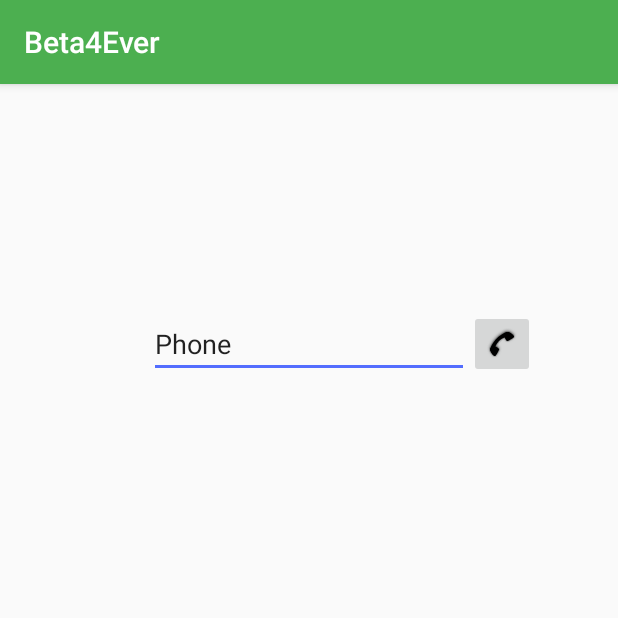
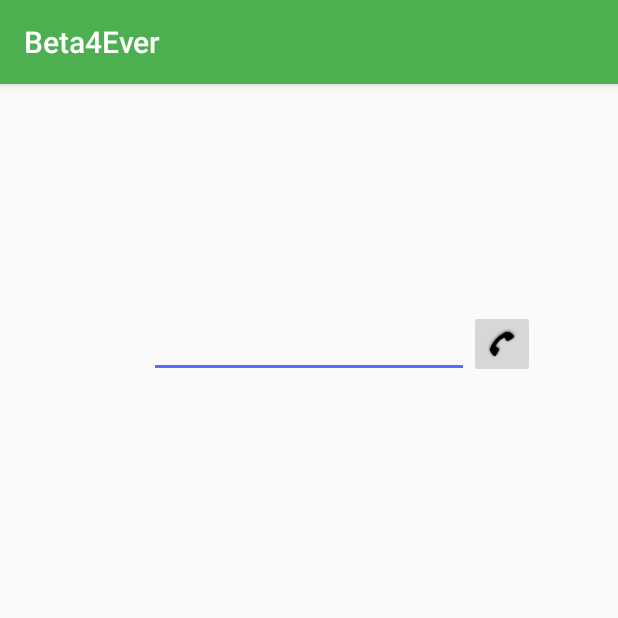
Before and after one commit to Leandro-Ariso/App0, an Android app: the SecondActivity screen opened directly, with no data from a screen before it, after a tap on an icon or button, on a phone screen of 412 x 824 dp, the top half of it. Run offline under Robolectric (Android 15) with nearby library versions, the phone set to English and light mode, and no system bars.

Commit message:
01-10-18

```diff
--- a/app/src/main/java/multivac/app0/SecondActivity.java
+++ b/app/src/main/java/multivac/app0/SecondActivity.java
@@ -32,7 +32,7 @@ public class SecondActivity extends AppCompatActivity {
             public void onClick(View view) {
                 String phoneNumber = phoneEditText.getText().toString();
 
-                if (phoneNumber != null) {
+                if (phoneNumber != null && !phoneNumber.isEmpty()) {
                     //Pedir el permiso de hacer llamadas.
                     requestPermissions(new String[]{Manifest.permission.CALL_PHONE}, PHONE_CALL_CODE);
                 } else {
--- a/app/src/main/res/layout/activity_second.xml
+++ b/app/src/main/res/layout/activity_second.xml
@@ -19,7 +19,6 @@
             android:layout_height="wrap_content"
             android:ems="10"
             android:inputType="phone"
-            android:text="Phone"
             app:layout_constraintEnd_toEndOf="parent"
             app:layout_constraintHorizontal_bias="0.5"
             app:layout_constraintStart_toStartOf="parent"
```
